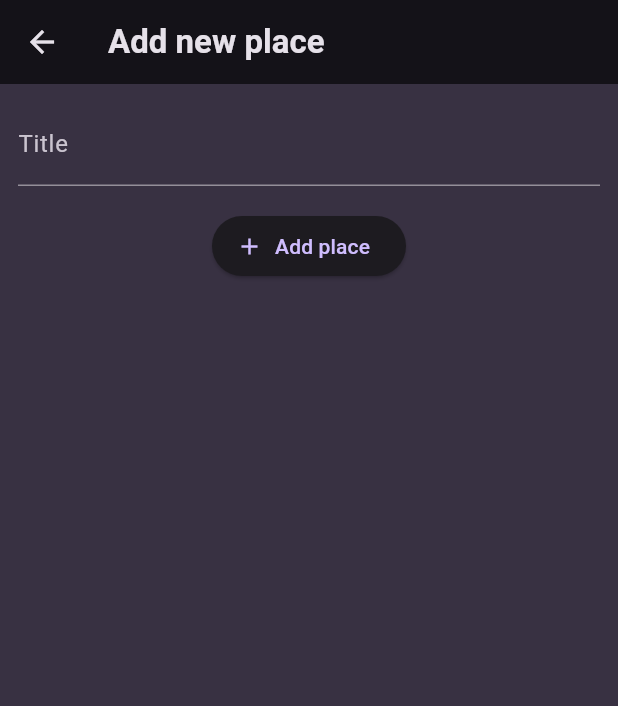
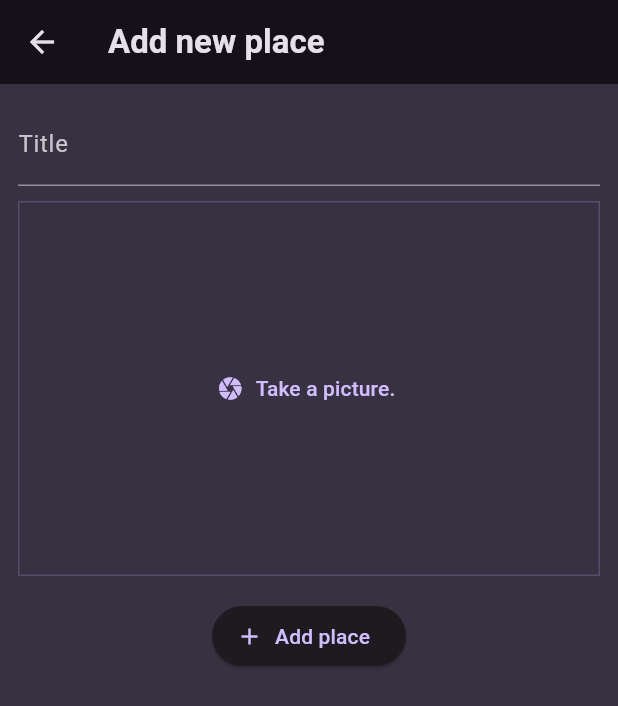
Before and after one commit to ivominic/flutter_test, a Flutter app: the AddPlaceScreen screen opened directly, on a phone screen of 412 x 824 dp. Shown: the top 706 px of the screen. Run offline on Flutter 3.47's test engine with Material 3 defaults, Android fonts, the phone set to English and light mode, and no system bars; our stand-ins replace flutter_riverpod, google_fonts, image_picker, transparent_image.

Commit message:
Taking images from camera - image_picker package

```diff
--- a/lib/favorite_places/screens/add_place.dart
+++ b/lib/favorite_places/screens/add_place.dart
@@ -1,6 +1,7 @@
 import 'package:flutter/material.dart';
 import 'package:flutter_riverpod/flutter_riverpod.dart';
 import 'package:test_app/favorite_places/providers/user_places.dart';
+import 'package:test_app/favorite_places/widgets/image_input.dart';
 
 class AddPlaceScreen extends ConsumerStatefulWidget {
   const AddPlaceScreen({super.key});
@@ -46,6 +47,8 @@ class _AddPlaceScreenState extends ConsumerState<AddPlaceScreen> {
                   TextStyle(color: Theme.of(context).colorScheme.onBackground),
               controller: _titleController,
             ),
+            const SizedBox(height: 10),
+            ImageInput(),
             const SizedBox(height: 16),
             ElevatedButton.icon(
               onPressed: _savePlace,
--- /dev/null
+++ b/lib/favorite_places/widgets/image_input.dart
@@ -0,0 +1,63 @@
+import 'dart:io';
+import 'package:flutter/material.dart';
+import 'package:image_picker/image_picker.dart';
+
+class ImageInput extends StatefulWidget {
+  const ImageInput({super.key});
+
+  @override
+  State<StatefulWidget> createState() {
+    return _ImageInputState();
+  }
+}
+
+class _ImageInputState extends State<ImageInput> {
+  File? _selectedImage;
+
+  void _takePicture() async {
+    final imagePicker = ImagePicker();
+    final pickedImage =
+        await imagePicker.pickImage(source: ImageSource.camera, maxWidth: 600);
+
+    if (pickedImage == null) {
+      return null; //User can close a camera, without taking a picture.
+    }
+
+    setState(() {
+      _selectedImage = File(pickedImage.path);
+    });
+  }
+
+  @override
+  Widget build(BuildContext context) {
+    Widget content = TextButton.icon(
+      onPressed: _takePicture,
+      icon: const Icon(Icons.camera),
+      label: const Text("Take a picture."),
+    );
+
+    if (_selectedImage != null) {
+      content = GestureDetector(
+        onTap: _takePicture,
+        child: Image.file(
+          _selectedImage!,
+          fit: BoxFit.cover,
+          width: double.infinity,
+          height: double.infinity,
+        ),
+      );
+    }
+
+    return Container(
+      decoration: BoxDecoration(
+        border: Border.all(
+            width: 1,
+            color: Theme.of(context).colorScheme.primary.withOpacity(0.2)),
+      ),
+      height: 250,
+      width: double.infinity,
+      alignment: Alignment.center,
+      child: content,
+    );
+  }
+}
--- a/pubspec.yaml
+++ b/pubspec.yaml
@@ -40,6 +40,7 @@ dependencies:
   transparent_image: ^2.0.1
   flutter_riverpod: ^2.4.10
   http: ^1.1.0
+  image_picker: ^1.0.8
 
 dev_dependencies:
   flutter_test:
```
Also changed, not shown: pubspec.lock, 6 other files.
